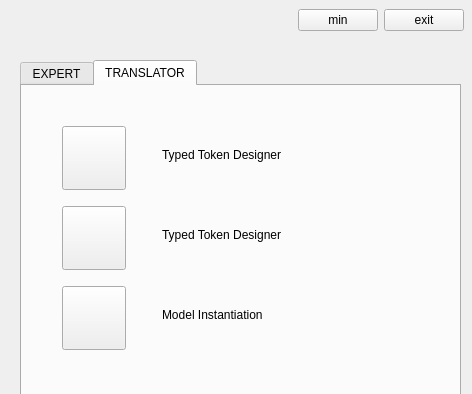
heinz-preisig/ProMo13, file packages/Utilities/runner/ui/main_window.ui: the form before one commit; both pictures show x 0 to 472 and y 0 to 394 of the 472 by 811 pixel window.
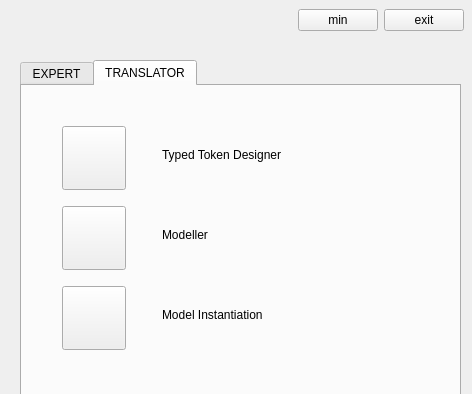
The form after the commit. The open tabs and pages were chosen to show the change.

Commit message: Not quite sure what's going on. Fixed some errors that in the task builder that are probably not used anymore. Needs some more time to look into. But not now.

Patch:
```diff
--- a/packages/Utilities/runner/ui/main_window.ui
+++ b/packages/Utilities/runner/ui/main_window.ui
@@ -290,7 +290,7 @@
        </rect>
       </property>
       <property name="text">
-       <string>Typed Token Designer</string>
+       <string>Modeller</string>
       </property>
       <property name="buddy">
        <cstring>pushFoundationEditor</cstring>
```
Left out of the diff: 2 changed lines with no effect on the pictures. The commit also changes 1 other file.
